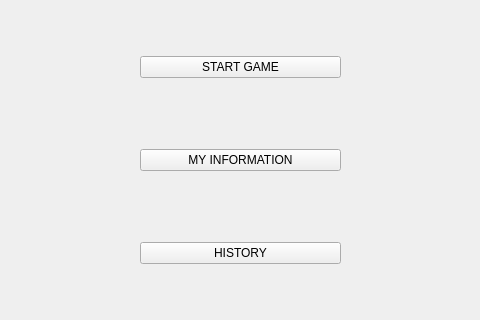
The window that PofferClient/pages/pages/menu.ui (mohamadsalimi19/Poffer-Game-AP) describes before a commit, drawn with Qt 5; both pictures show x 340 to 820 and y 139 to 459 of the 1198 by 583 pixel window.
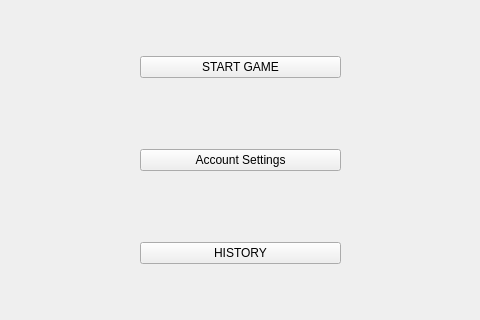
The same window after the commit.

Commit message: complete  information page without test

The edit to the form file:
```diff
--- a/PofferClient/pages/pages/menu.ui
+++ b/PofferClient/pages/pages/menu.ui
@@ -49,7 +49,7 @@
     <item>
      <widget class="QPushButton" name="pushButton_3">
       <property name="text">
-       <string>MY INFORMATION</string>
+       <string>Account Settings</string>
       </property>
      </widget>
     </item>
```
The commit also changes 9 other files.
